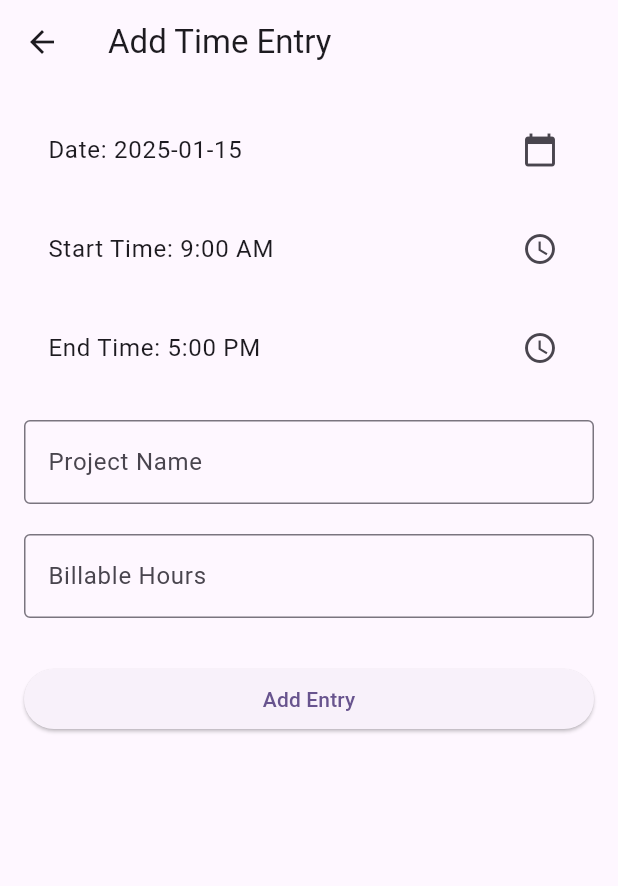
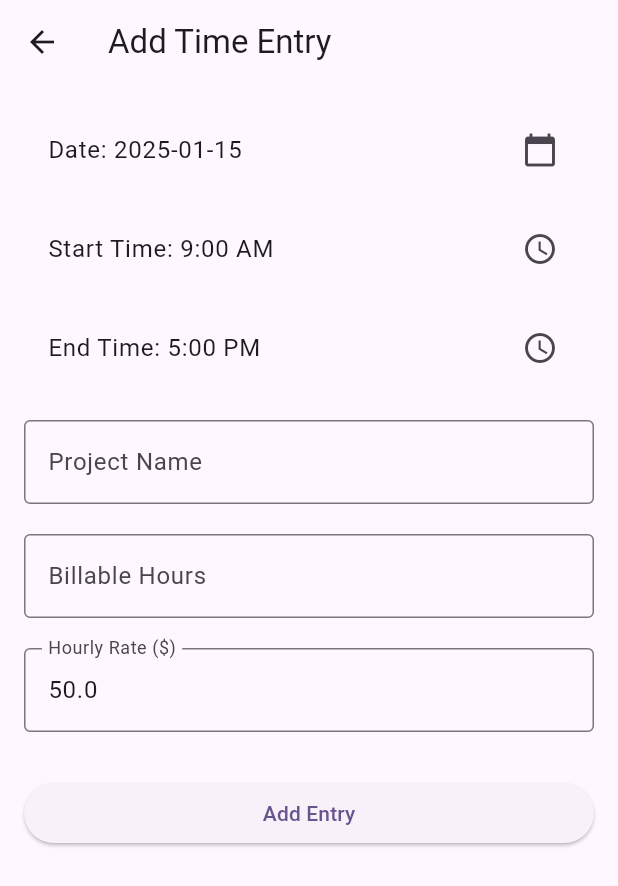
Before and after one commit to morgan-mcnabb/timesheettracker, a Flutter app: the screen it shows after launch, after a tap on the "add" icon, on a phone screen of 412 x 824 dp. Shown: the top 886 px of the screen. Run offline on Flutter 3.47's test engine with Material 3 defaults, Android fonts, the phone set to English and light mode, and no system bars.

Commit message:
automatic calc

```diff
--- a/lib/add_time_entry_page.dart
+++ b/lib/add_time_entry_page.dart
@@ -18,6 +18,7 @@ class _AddTimeEntryPageState extends State<AddTimeEntryPage> {
   TimeOfDay _endTime = TimeOfDay(hour: 17, minute: 0);
   String _projectName = '';
   double _billableHours = 8.0;
+  double _hourlyRate = 50.0; // Default hourly rate
 
   Future<void> _pickDate() async {
     final DateTime? picked = await showDatePicker(
@@ -58,6 +59,7 @@ class _AddTimeEntryPageState extends State<AddTimeEntryPage> {
         endTime: _endTime,
         projectName: _projectName,
         billableHours: _billableHours,
+        hourlyRate: _hourlyRate,
       );
       widget.onAdd(newEntry);
       Navigator.pop(context);
@@ -76,6 +78,7 @@ class _AddTimeEntryPageState extends State<AddTimeEntryPage> {
               key: _formKey,
               child: ListView(
                 children: [
+                  // Date Picker
                   ListTile(
                     title: Text(
                         'Date: ${_selectedDate.year}-${_selectedDate.month.toString().padLeft(2, '0')}-${_selectedDate.day.toString().padLeft(2, '0')}'),
@@ -83,18 +86,21 @@ class _AddTimeEntryPageState extends State<AddTimeEntryPage> {
                     onTap: _pickDate,
                   ),
                   SizedBox(height: 10),
+                  // Start Time Picker
                   ListTile(
                     title: Text('Start Time: ${_startTime.format(context)}'),
                     trailing: Icon(Icons.access_time),
                     onTap: _pickStartTime,
                   ),
                   SizedBox(height: 10),
+                  // End Time Picker
                   ListTile(
                     title: Text('End Time: ${_endTime.format(context)}'),
                     trailing: Icon(Icons.access_time),
                     onTap: _pickEndTime,
                   ),
                   SizedBox(height: 20),
+                  // Project Name Input
                   TextFormField(
                     decoration: InputDecoration(
                       labelText: 'Project Name',
@@ -111,6 +117,7 @@ class _AddTimeEntryPageState extends State<AddTimeEntryPage> {
                     },
                   ),
                   SizedBox(height: 20),
+                  // Billable Hours Input
                   TextFormField(
                     decoration: InputDecoration(
                       labelText: 'Billable Hours',
@@ -131,7 +138,34 @@ class _AddTimeEntryPageState extends State<AddTimeEntryPage> {
                       return null;
                     },
                   ),
+                  SizedBox(height: 20),
+                  // Hourly Rate Input
+                  TextFormField(
+                    decoration: InputDecoration(
+                      labelText: 'Hourly Rate (\$)',
+                      border: OutlineInputBorder(),
+                    ),
+                    keyboardType:
+                        TextInputType.numberWithOptions(decimal: true),
+                    initialValue: _hourlyRate.toString(),
+                    onChanged: (value) {
+                      _hourlyRate = double.tryParse(value) ?? 0.0;
+                    },
+                    validator: (value) {
+                      if (value == null || value.isEmpty) {
+                        return 'Please enter an hourly rate';
+                      }
+                      if (double.tryParse(value) == null) {
+                        return 'Please enter a valid number';
+                      }
+                      if (double.tryParse(value)! < 0) {
+                        return 'Hourly rate cannot be negative';
+                      }
+                      return null;
+                    },
+                  ),
                   SizedBox(height: 30),
+                  // Submit Button
                   ElevatedButton(
                     onPressed: _submit,
                     child: Text('Add Entry'),
--- a/lib/main.dart
+++ b/lib/main.dart
@@ -11,12 +11,12 @@ class MyApp extends StatelessWidget {
   @override
   Widget build(BuildContext context) {
     return MaterialApp(
-      title: 'Flutter Demo',
+      title: 'Timesheet Tracker',
       theme: ThemeData(
         colorScheme: ColorScheme.fromSeed(seedColor: Colors.deepPurple),
         useMaterial3: true,
       ),
-      home: const MyHomePage(title: 'Flutter Demo Home Page'),
+      home: const MyHomePage(title: 'Timesheet Tracker Home'),
     );
   }
 }
@@ -33,15 +33,19 @@ class MyHomePage extends StatefulWidget {
 class _MyHomePageState extends State<MyHomePage> {
   List<TimeEntry> _timeEntries = [];
 
-
   @override
   Widget build(BuildContext context) {
+    double totalEarnings = _timeEntries.fold(0.0, (sum, entry) => sum + entry.totalEarnings);
+
     return Scaffold(
       appBar: AppBar(
         backgroundColor: Theme.of(context).colorScheme.inversePrimary,
         title: Text(widget.title),
       ),
-    body: _timeEntries.isEmpty
+      body: Column(
+        children: [
+          Expanded(
+            child: _timeEntries.isEmpty
                 ? Center(
                     child: Text(
                       'No time entries yet.',
@@ -58,9 +62,50 @@ Widget build(BuildContext context) {
                         subtitle: Text(
                           '${_formatDate(entry.date)} | ${entry.startTime.format(context)} - ${entry.endTime.format(context)}',
                         ),
-                trailing: Text('${entry.billableHours} hrs'),
+                        trailing: Column(
+                          crossAxisAlignment: CrossAxisAlignment.end,
+                          mainAxisAlignment: MainAxisAlignment.center,
+                          children: [
+                            Text('${entry.billableHours} hrs'),
+                            Text(
+                              '\$${entry.totalEarnings.toStringAsFixed(2)}',
+                              style: TextStyle(
+                                fontWeight: FontWeight.bold,
+                                color: Colors.green[700],
+                              ),
+                            ),
+                          ],
+                        ),
                       );
                     },
+                  ),
+          ),
+          if (_timeEntries.isNotEmpty)
+            Container(
+              padding: EdgeInsets.all(16.0),
+              color: Colors.grey[200],
+              child: Row(
+                mainAxisAlignment: MainAxisAlignment.spaceBetween,
+                children: [
+                  Text(
+                    'Total Earnings:',
+                    style: TextStyle(
+                      fontSize: 18,
+                      fontWeight: FontWeight.bold,
+                    ),
+                  ),
+                  Text(
+                    '\$${totalEarnings.toStringAsFixed(2)}',
+                    style: TextStyle(
+                      fontSize: 18,
+                      fontWeight: FontWeight.bold,
+                      color: Colors.green[700],
+                    ),
+                  ),
+                ],
+              ),
+            ),
+        ],
       ),
       floatingActionButton: FloatingActionButton(
         onPressed: () {
@@ -90,5 +135,4 @@ Widget build(BuildContext context) {
   String _twoDigits(int n) {
     return n.toString().padLeft(2, '0');
   }
-
 }
--- a/lib/time_entry.dart
+++ b/lib/time_entry.dart
@@ -6,6 +6,7 @@ class TimeEntry {
   final TimeOfDay endTime;
   final String projectName;
   final double billableHours;
+  final double hourlyRate;
 
   TimeEntry({
     required this.date,
@@ -13,6 +14,7 @@ class TimeEntry {
     required this.endTime,
     required this.projectName,
     required this.billableHours,
+    required this.hourlyRate,
   });
 
   double get totalHours {
@@ -20,4 +22,6 @@ class TimeEntry {
     final end = DateTime(date.year, date.month, date.day, endTime.hour, endTime.minute);
     return end.difference(start).inMinutes / 60.0;
   }
+
+  double get totalEarnings => billableHours * hourlyRate;
 }
```
Lines whose indentation alone changed are shown as unchanged.
